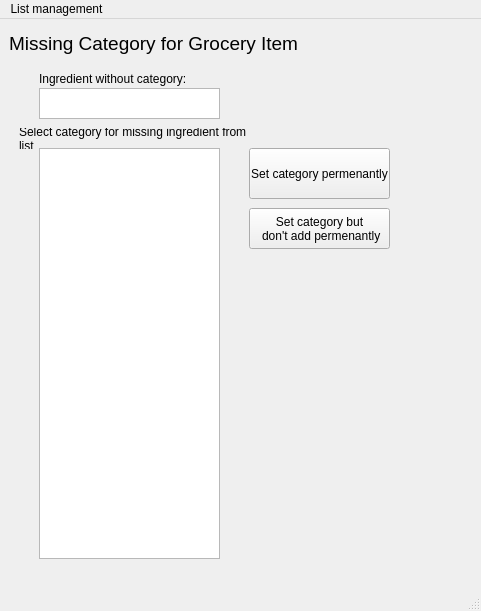
This is ui/recipeBookUI.ui in briancousins/RecipeBook as Qt 5 draws it before an edit. The edited form follows.
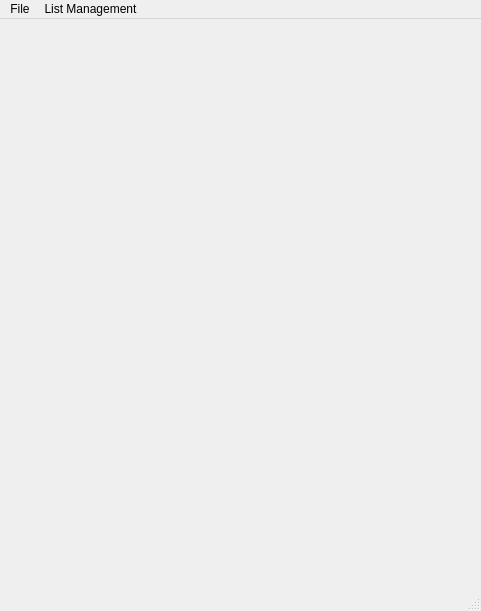
This is the edited form. The open tabs and pages were chosen to show the change.

```diff
--- a/ui/recipeBookUI.ui
+++ b/ui/recipeBookUI.ui
@@ -187,6 +187,7 @@
         </property>
        </widget>
       </widget>
+      <widget class="QWidget" name="pageSettings"/>
      </widget>
     </item>
    </layout>
@@ -203,12 +204,19 @@
    </property>
    <widget class="QMenu" name="menuList_management">
     <property name="title">
-     <string>List management</string>
+     <string>File</string>
+    </property>
+    <addaction name="actionSettings"/>
+   </widget>
+   <widget class="QMenu" name="menuList_Management">
+    <property name="title">
+     <string>List Management</string>
     </property>
     <addaction name="QActionSort_grocery_list"/>
     <addaction name="QActionAdd_recipe_to_list"/>
    </widget>
    <addaction name="menuList_management"/>
+   <addaction name="menuList_Management"/>
   </widget>
   <action name="QActionSort_grocery_list">
    <property name="text">
```
Left out of the diff: 9 changed lines with no effect on the pictures.
